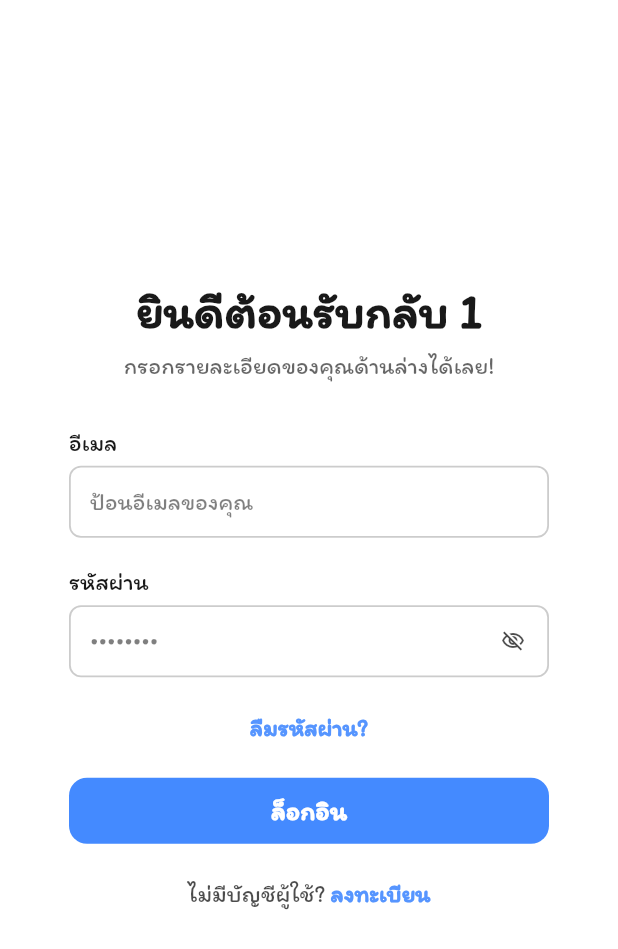
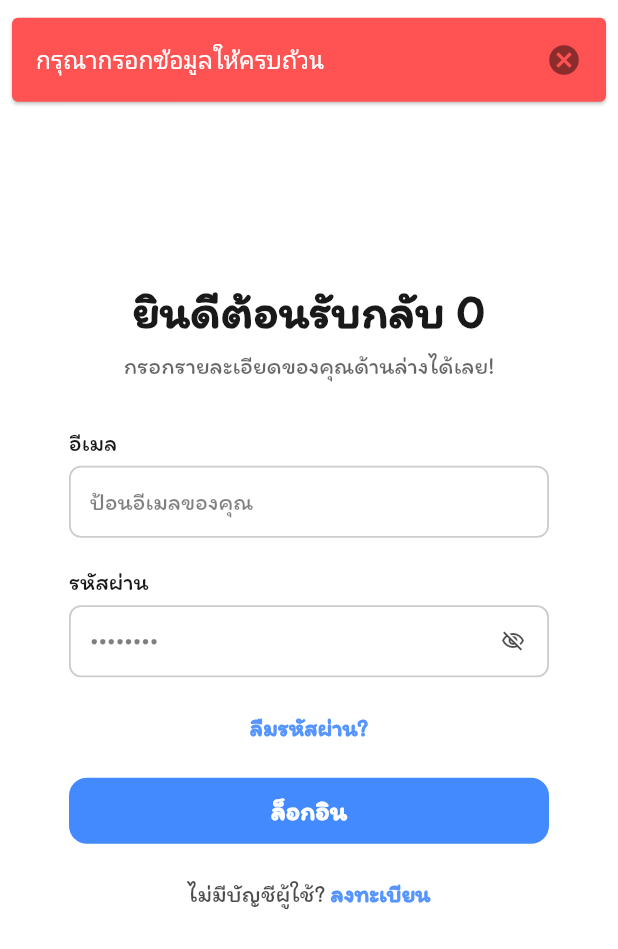
Before and after one commit to MelonDev/Melonkemo-APP, a Flutter app: the LoginPage screen opened by its route, after a tap on "ล็อกอิน", on a phone screen of 412 x 824 dp. Shown: the top 949 px of the screen. Run offline on Flutter 3.47's test engine with Material 2 defaults, Android fonts, the phone set to English and light mode, and no system bars; our stand-ins replace auto_size_text, bot_toast, dio, flutter_secure_storage, go_router, rive; accounts and stored records are empty.

Commit message:
Updated Page

```diff
--- a/lib/core/helpers/dio_helper.dart
+++ b/lib/core/helpers/dio_helper.dart
@@ -115,7 +115,9 @@ class DioHelper {
           Response? newRes = await _callNewRequest(dio, error.requestOptions);
           if (newRes == null) return null;
           return handler.resolve(newRes);
-        } else if (response.statusCode == 418) {}
+        } else if (response.statusCode == 418) {
+
+        }
       }
       return handler.next(error);
     } catch (e) {
@@ -173,6 +175,8 @@ class DioHelper {
       final response =
           await dio.post(url, data: data, options: Options(headers: headers));
 
+      print(response);
+
       return response;
     } on DioError catch (e) {
       print('[Dio Helper - GET] Connection Exception => ${e.message}');
--- a/lib/core/helpers/http_helper.dart
+++ b/lib/core/helpers/http_helper.dart
@@ -80,6 +80,7 @@ class HttpHelper {
       DioHelper dio = await DioHelper.init();
 
       var response = await dio.post(path, data: formData);
+      print(response);
 
       return response;
     } on Exception catch (e) {
--- a/lib/pages/login/login_page.dart
+++ b/lib/pages/login/login_page.dart
@@ -1,3 +1,4 @@
+import 'package:bot_toast/bot_toast.dart';
 import 'package:flutter/material.dart';
 import 'package:provider/provider.dart';
 import 'login_provider.dart';
@@ -16,15 +17,22 @@ class _LoginPageState extends State<LoginPage> {
   bool isObscure = true;
   late LoginProvider _provider;
 
+  late final TextEditingController _usernameController;
+  late final TextEditingController _passwordController;
+
   @override
   void initState() {
     super.initState();
     _provider = LoginProvider();
+
+    _usernameController = TextEditingController();
+    _passwordController = TextEditingController();
+
     //_model = createModel(context, () => Login09Model());
 
     //_model.emailAddressFieldController ??= TextEditingController();
     //_model.passwordFieldController ??= TextEditingController();
-    WidgetsBinding.instance.addPostFrameCallback((_) => setState(() {}));
+    //WidgetsBinding.instance.addPostFrameCallback((_) => setState(() {}));
   }
 
   @override
@@ -251,6 +259,8 @@ class _LoginPageState extends State<LoginPage> {
       child: TextFormField(
         // controller: _model
         //     .emailAddressFieldController,
+        controller: _usernameController,
+
         cursorColor: Colors.grey,
         obscureText: false,
         decoration: InputDecoration(
@@ -321,6 +331,7 @@ class _LoginPageState extends State<LoginPage> {
         cursorColor: Colors.grey,
 
         obscureText: isObscure,
+        controller: _passwordController,
         decoration: InputDecoration(
           labelStyle: TextStyle(
               color: Colors.black.withOpacity(0.9),
@@ -416,14 +427,12 @@ class _LoginPageState extends State<LoginPage> {
         height: 44, // <-- Your height
         child: ElevatedButton(
           onPressed: () {
-            _provider.test();
+            if(_usernameController.text.isNotEmpty && _passwordController.text.isNotEmpty){
+              _provider.login(username: _usernameController.text,password: _passwordController.text,);
+            }else {
+              BotToast.showSimpleNotification(titleStyle: const TextStyle(color: Colors.white),title: "กรุณากรอกข้อมูลให้ครบถ้วน",backgroundColor: Colors.redAccent);
+            }
           },
-          child: Text('ล็อกอิน',
-              style: TextStyle(
-                  color: Colors.white,
-                  fontSize: 18,
-                  fontFamily: 'Itim',
-                  fontWeight: FontWeight.w600)),
           style: ElevatedButton.styleFrom(
             elevation: 0,
             backgroundColor: Colors.blueAccent,
@@ -431,6 +440,12 @@ class _LoginPageState extends State<LoginPage> {
               borderRadius: BorderRadius.circular(12),
             ),
           ),
+          child: const Text('ล็อกอิน',
+              style: TextStyle(
+                  color: Colors.white,
+                  fontSize: 18,
+                  fontFamily: 'Itim',
+                  fontWeight: FontWeight.w600)),
         ),
       ),
     );
--- a/lib/pages/login/login_provider.dart
+++ b/lib/pages/login/login_provider.dart
@@ -12,29 +12,43 @@ class LoginProvider with ChangeNotifier {
   FlutterSecureStorage storage = const FlutterSecureStorage();
 
 
-  test() {
-    index += 1;
-    notifyListeners();
-    login();
-  }
+  // test() {
+  //   index += 1;
+  //   notifyListeners();
+  //   login();
+  // }
 
-  login() async {
+  login({required String username,required String password}) async {
+    // Map<String, String> body = {
+    //   "username": "melondev",
+    //   "password": "Melon05012015"
+    // };
+    print("HELLO");
     Map<String, String> body = {
-      "username": "melondev",
-      "password": "Melon05012015"
+      "username": username,
+      "password": password
     };
-    var response = await HttpHelper.postForm(path: '/core/login', body: body);
-    // print("A");
-    if (response != null) {
-      if (response.statusCode == 200) {
-        LoginResponseModel? result = LoginResponseModel.fromJson(response.data);
-        await storage.write(key: "access_token".toUpperCase(), value: result.access_token);
+    print("$body");
+    try {
+      var response = await HttpHelper.postForm(path: '/core/login', body: body);
+      print("${response}");
+      if (response != null) {
+        print(response.statusCode);
+        if (response.statusCode == 200) {
+          LoginResponseModel? result = LoginResponseModel.fromJson(response.data);
+          await storage.write(key: "access_token".toUpperCase(), value: result.access_token);
 
-        var response1 = await HttpHelper.getForm(path: '/core/me');
-        print(response1?.data);
-        BotToast.showSimpleNotification(titleStyle: TextStyle(color: Colors.white),title: "Welcome: ${response1?.data['username']}",backgroundColor: Colors.blueAccent);
+          var response1 = await HttpHelper.getForm(path: '/core/me');
+          print(response1?.data);
+          BotToast.showSimpleNotification(titleStyle: const TextStyle(color: Colors.white),title: "Welcome: ${response1?.data['username']}",backgroundColor: Colors.blueAccent);
 
+        }else {
+          BotToast.showSimpleNotification(titleStyle: const TextStyle(color: Colors.white),title: "Error: $response.data",backgroundColor: Colors.redAccent);
+        }
       }
+    } catch (e) {
+      print(e);
     }
+
   }
 }
```
